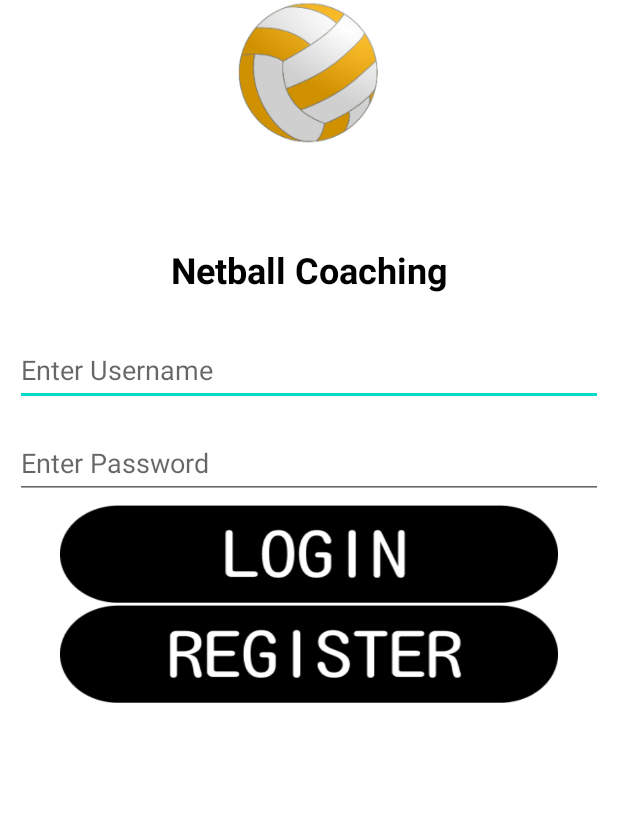
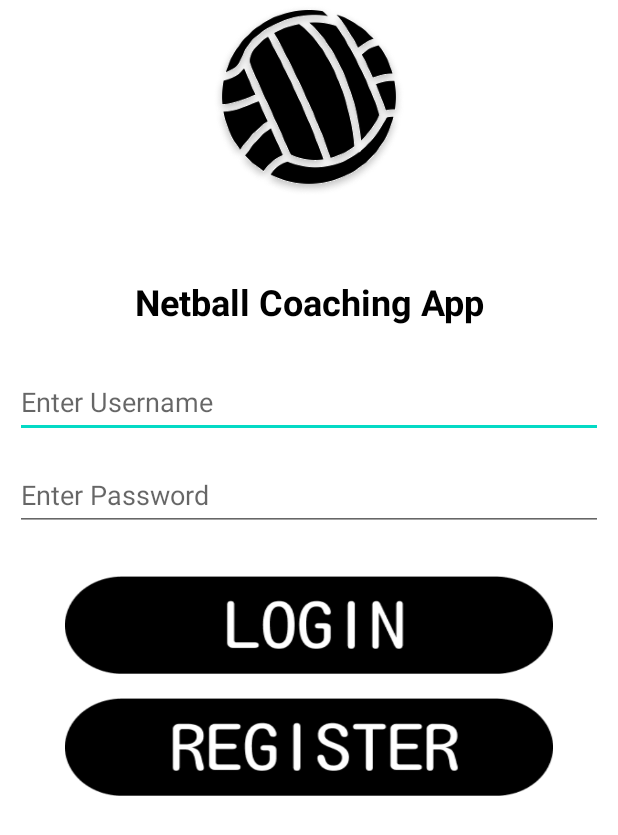
Before and after one commit to PaulCraioveanu/Netball_application, an Android app: the screen it shows after launch (LoginActivity), on a phone screen of 412 x 824 dp. Shown: the top 835 px of the screen. Run offline under Robolectric (Android 15) with nearby library versions, the phone set to English and light mode, and no system bars; our stand-ins replace Volley; 5 statements that could not run were skipped.

Commit message:
added new images

```diff
--- a/app/src/main/res/layout/activity_login.xml
+++ b/app/src/main/res/layout/activity_login.xml
@@ -20,10 +20,10 @@
         android:layout_width="match_parent"
         android:layout_height="wrap_content"
         android:layout_alignParentTop="true"
-        android:layout_marginTop="158dp"
+        android:layout_marginTop="179dp"
         android:gravity="center_horizontal"
         android:padding="5dp"
-        android:text="Netball Coaching"
+        android:text="Netball Coaching App"
         android:textAlignment="center"
         android:textColor="@color/black"
         android:textSize="24sp"
@@ -55,33 +55,21 @@
 
     <ImageButton
         android:id="@+id/btnLogin"
-        android:layout_width="330dp"
+        android:layout_width="323dp"
         android:layout_height="65dp"
         android:layout_below="@id/etPassword"
         android:layout_alignParentStart="true"
         android:layout_alignParentEnd="true"
-        android:layout_marginStart="40dp"
-        android:layout_marginTop="4dp"
-        android:layout_marginEnd="40dp"
+        android:layout_marginStart="43dp"
+        android:layout_marginTop="30dp"
+        android:layout_marginEnd="43dp"
         android:background="@drawable/login"
         android:text="Login"
         android:textAlignment="viewStart"
         android:textAllCaps="false"
         android:textColor="#000000"
-        android:textStyle="bold" />
-
-    <ImageView
-        android:id="@+id/imageView2"
-        android:layout_width="wrap_content"
-        android:layout_height="wrap_content"
-        android:layout_alignParentStart="true"
-        android:layout_alignParentEnd="true"
-        android:layout_alignParentBottom="true"
-        android:layout_centerHorizontal="true"
-        android:layout_marginStart="150dp"
-        android:layout_marginEnd="151dp"
-        android:layout_marginBottom="727dp"
-        app:srcCompat="@mipmap/ic_launcher_foreground" />
+        android:textStyle="bold"
+        tools:ignore="SpeakableTextPresentCheck" />
 
     <ImageButton
         android:id="@+id/btnregister"
@@ -90,15 +78,28 @@
         android:layout_below="@+id/btnLogin"
         android:layout_alignParentStart="true"
         android:layout_alignParentEnd="true"
-        android:layout_marginStart="40dp"
-        android:layout_marginTop="1dp"
-        android:layout_marginEnd="40dp"
+        android:layout_marginStart="43dp"
+        android:layout_marginTop="16dp"
+        android:layout_marginEnd="43dp"
         android:background="@drawable/register"
         android:text="Register?"
         android:textAlignment="textEnd"
         android:textAllCaps="false"
         android:textColor="#000000"
-        android:textSize="12dp" />
+        android:textSize="12dp"
+        tools:ignore="SpeakableTextPresentCheck" />
+
+    <ImageView
+        android:id="@+id/imageView2"
+        android:layout_width="227dp"
+        android:layout_height="173dp"
+        android:layout_alignParentStart="true"
+        android:layout_alignParentEnd="true"
+        android:layout_alignParentBottom="true"
+        android:layout_marginStart="92dp"
+        android:layout_marginEnd="92dp"
+        android:layout_marginBottom="690dp"
+        app:srcCompat="@drawable/logo" />
 
 
 </RelativeLayout>
```
Also changed, not shown: app/src/main/res/drawable/logo.png (added).
